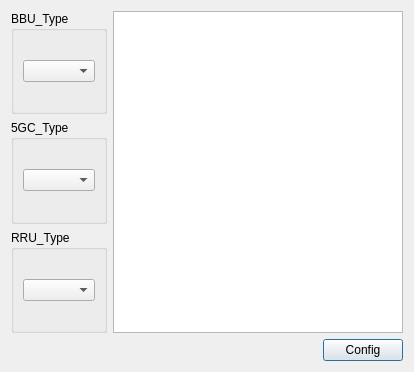
Qt form test_tool_official/UI/TEST_ui/Call_Systerm_Auto_Config.ui (zhanghaotian-T/DXXXX) before a commit.
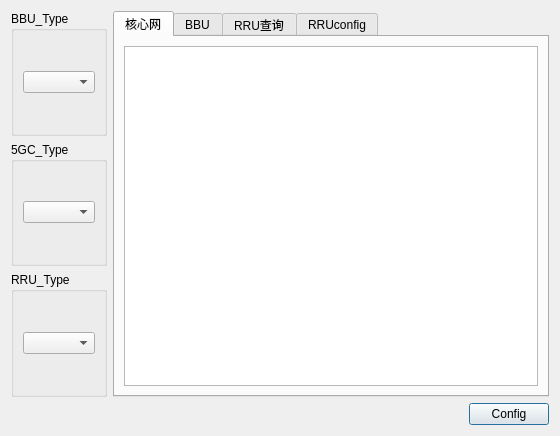
The same form after that commit.

What changed in the file:
```diff
--- a/test_tool_official/UI/TEST_ui/Call_Systerm_Auto_Config.ui
+++ b/test_tool_official/UI/TEST_ui/Call_Systerm_Auto_Config.ui
@@ -6,14 +6,14 @@
    <rect>
     <x>0</x>
     <y>0</y>
-    <width>414</width>
-    <height>372</height>
+    <width>560</width>
+    <height>436</height>
    </rect>
   </property>
   <property name="windowTitle">
    <string>Dialog</string>
   </property>
-  <layout class="QGridLayout" name="gridLayout_4">
+  <layout class="QGridLayout" name="gridLayout_8">
    <item row="0" column="0">
     <layout class="QVBoxLayout" name="verticalLayout_2">
      <item>
@@ -59,7 +59,51 @@
         </layout>
        </item>
        <item>
-        <widget class="QTextBrowser" name="textBrowser"/>
+        <widget class="QTabWidget" name="tabWidget">
+         <property name="currentIndex">
+          <number>0</number>
+         </property>
+         <widget class="QWidget" name="widget">
+          <attribute name="title">
+           <string>核心网</string>
+          </attribute>
+          <layout class="QGridLayout" name="gridLayout_4">
+           <item row="0" column="0">
+            <widget class="QTextBrowser" name="textBrowser"/>
+           </item>
+          </layout>
+         </widget>
+         <widget class="QWidget" name="widget_2">
+          <attribute name="title">
+           <string>BBU</string>
+          </attribute>
+          <layout class="QGridLayout" name="gridLayout_5">
+           <item row="0" column="0">
+            <widget class="QTextBrowser" name="textBrowser_2"/>
+           </item>
+          </layout>
+         </widget>
+         <widget class="QWidget" name="tab">
+          <attribute name="title">
+           <string>RRU查询</string>
+          </attribute>
+          <layout class="QGridLayout" name="gridLayout_6">
+           <item row="0" column="0">
+            <widget class="QTextBrowser" name="textBrowser_3"/>
+           </item>
+          </layout>
+         </widget>
+         <widget class="QWidget" name="tab_2">
+          <attribute name="title">
+           <string>RRUconfig</string>
+          </attribute>
+          <layout class="QGridLayout" name="gridLayout_7">
+           <item row="0" column="0">
+            <widget class="QTextBrowser" name="textBrowser_4"/>
+           </item>
+          </layout>
+         </widget>
+        </widget>
        </item>
       </layout>
      </item>
```
